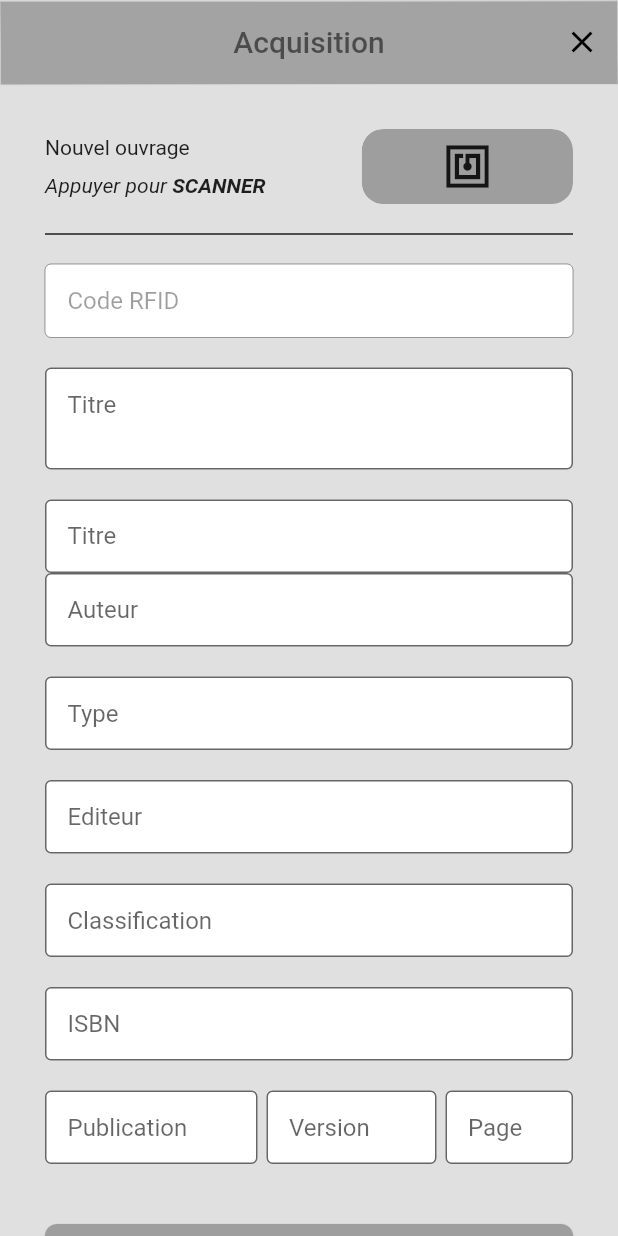
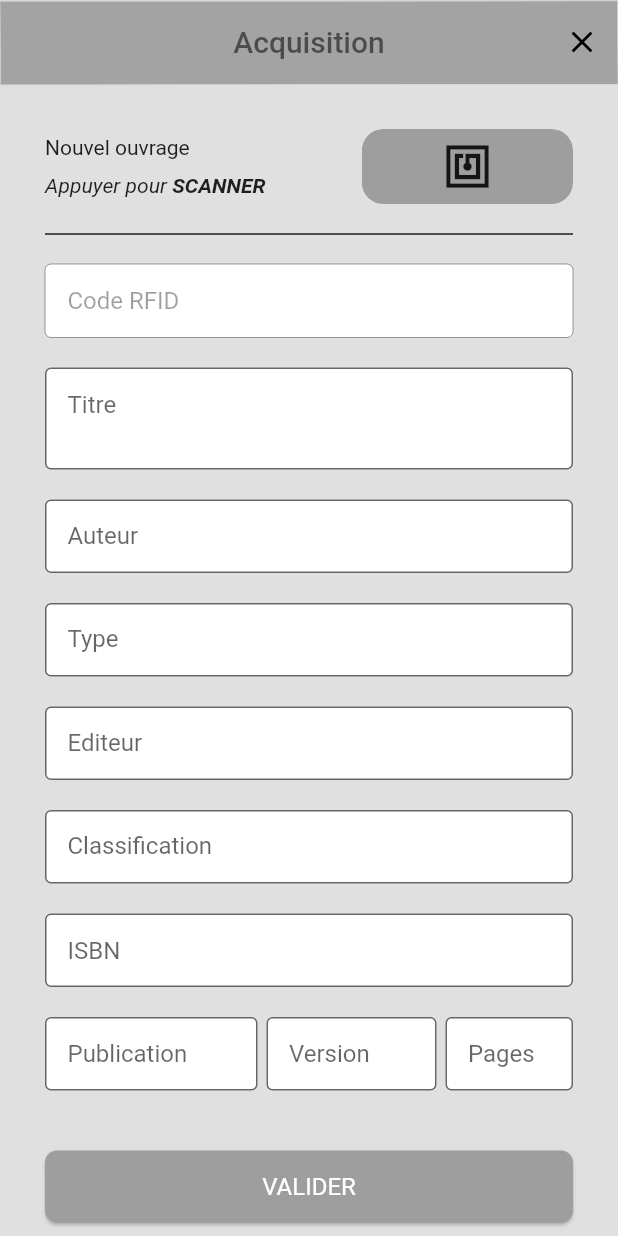
Before and after one commit to chizakasipascal/vitabu-mobile, a Flutter app: the AcquisitionScreen screen opened by its route, on a phone screen of 412 x 824 dp. Run offline on Flutter 3.47's test engine with Material 2 defaults, Android fonts, the phone set to English and light mode, and no system bars; our stand-ins replace dio, flutter_typeahead, fluttertoast, modal_progress_hud; missing offline and left inert: flutter_nfc_reader; network calls fail.

Commit message:
Validation du formulaire acquisition

```diff
--- /dev/null
+++ b/lib/src/models/data/acquisition.dart
@@ -0,0 +1,6 @@
+class Acquisition {
+  int auteur;
+  int type;
+  int editeur;
+  int classe;
+}
--- a/lib/src/views/screens/acquisition.dart
+++ b/lib/src/views/screens/acquisition.dart
@@ -4,6 +4,7 @@ import 'package:flutter_typeahead/flutter_typeahead.dart';
 import 'package:fluttertoast/fluttertoast.dart';
 import 'package:modal_progress_hud/modal_progress_hud.dart';
 import 'package:vitabu/src/data/api/api_repository.dart';
+import 'package:vitabu/src/models/data/acquisition.dart';
 import 'package:vitabu/src/views/widgets/button.dart';
 import 'package:vitabu/src/views/widgets/scan_button.dart';
 import 'package:vitabu/src/views/widgets/text_box.dart';
@@ -30,6 +31,7 @@ class _AcquisitionScreenState extends State<AcquisitionScreen> {
   TextEditingController _page = TextEditingController();
 
   ApiRepository _api = ApiRepository();
+  Acquisition _acq = Acquisition();
 
   var _listAuteur;
   var _listType;
@@ -79,8 +81,8 @@ class _AcquisitionScreenState extends State<AcquisitionScreen> {
     });
   }
 
-  void _saveEmprunt() {
-    /*if (_formKey.currentState.validate()) {
+  void _saveAcquisition() {
+    if (_formKey.currentState.validate()) {
       Future.delayed(Duration(seconds: 2)).then((value) {
         _api
             .postEmprunt(
@@ -107,7 +109,7 @@ class _AcquisitionScreenState extends State<AcquisitionScreen> {
           },
         );
       });
-    }*/
+    }
   }
 
   List<dynamic> _getSuggestions(String query, int cas) {
@@ -152,7 +154,10 @@ class _AcquisitionScreenState extends State<AcquisitionScreen> {
   @override
   void initState() {
     super.initState();
-    //_api.getAbonnes().then((value) => _listAbonnes = value.abonnes);
+    _api.getAuteurs().then((value) => _listAuteur = value.data);
+    _api.getTypes().then((value) => _listType = value.data);
+    _api.getEditeurs().then((value) => _listEditeur = value.data);
+    _api.getClasses().then((value) => _listClass = value.data);
   }
 
   @override
@@ -176,6 +181,8 @@ class _AcquisitionScreenState extends State<AcquisitionScreen> {
         body: ModalProgressHUD(
           inAsyncCall: _asyncCall,
           child: Container(
+            child: Form(
+              key: _formKey,
               child: ListView(
                 padding: const EdgeInsets.fromLTRB(30, 30, 30, 10),
                 children: [
@@ -197,8 +204,9 @@ class _AcquisitionScreenState extends State<AcquisitionScreen> {
                       "Code RFID",
                       enable: false,
                       controller: _code,
-                    validator: (x) =>
-                        x.isEmpty || x == null ? "Le code ouvrage vide" : null,
+                      validator: (x) => x.isEmpty || x == null
+                          ? "Le code ouvrage vide"
+                          : null,
                     ),
                   ),
                   SizedBox(height: 20),
@@ -221,7 +229,7 @@ class _AcquisitionScreenState extends State<AcquisitionScreen> {
                           fillColor: Colors.white,
                           contentPadding:
                               const EdgeInsets.fromLTRB(15.0, 20.0, 15.0, 10.0),
-                        labelText: "Titre",
+                          labelText: "Auteur",
                           border: OutlineInputBorder(),
                         ),
                       ),
@@ -230,49 +238,130 @@ class _AcquisitionScreenState extends State<AcquisitionScreen> {
                       },
                       itemBuilder: (context, suggestion) {
                         return ListTile(
-                        title: Text("${suggestion.numero}"),
+                          title: Text("${suggestion.designation}"),
                         );
                       },
                       transitionBuilder: (context, suggestionsBox, controller) {
                         return suggestionsBox;
                       },
                       onSuggestionSelected: (suggestion) {
-                      this._titre.text = suggestion.numero;
+                        this._acq.auteur = suggestion.id;
+                        this._auteur.text = suggestion.designation;
                       },
-                    validator: (x) =>
-                        x.isEmpty || x == null ? "Le code abonné vide" : null,
-                  ),
-                ),
-                SizedBox(
-                  child: buildTextBox(
-                    "Auteur",
-                    controller: _code,
-                    validator: (x) =>
-                        x.isEmpty || x == null ? "Le code ouvrage vide" : null,
+                      validator: (x) => x.isEmpty || x == null
+                          ? "Le nom de l'auteur vide"
+                          : null,
                     ),
                   ),
                   SizedBox(height: 20),
                   SizedBox(
-                  child: buildTextBox(
-                    "Type",
+                    child: TypeAheadFormField(
+                      textFieldConfiguration: TextFieldConfiguration(
+                        controller: _type,
+                        decoration: InputDecoration(
+                          filled: true,
+                          fillColor: Colors.white,
+                          contentPadding:
+                              const EdgeInsets.fromLTRB(15.0, 20.0, 15.0, 10.0),
+                          labelText: "Type",
+                          border: OutlineInputBorder(),
+                        ),
+                      ),
+                      suggestionsCallback: (pattern) {
+                        return _getSuggestions(pattern, 2);
+                      },
+                      itemBuilder: (context, suggestion) {
+                        return ListTile(
+                          title: Text("${suggestion.designation}"),
+                        );
+                      },
+                      transitionBuilder: (context, suggestionsBox, controller) {
+                        return suggestionsBox;
+                      },
+                      onSuggestionSelected: (suggestion) {
+                        this._acq.type = suggestion.id;
+                        this._type.text = suggestion.designation;
+                      },
+                      validator: (x) => x.isEmpty || x == null
+                          ? "La designation de type vide"
+                          : null,
                     ),
                   ),
                   SizedBox(height: 20),
                   SizedBox(
-                  child: buildTextBox(
-                    "Editeur",
+                    child: TypeAheadFormField(
+                      textFieldConfiguration: TextFieldConfiguration(
+                        controller: _editeur,
+                        decoration: InputDecoration(
+                          filled: true,
+                          fillColor: Colors.white,
+                          contentPadding:
+                              const EdgeInsets.fromLTRB(15.0, 20.0, 15.0, 10.0),
+                          labelText: "Editeur",
+                          border: OutlineInputBorder(),
+                        ),
+                      ),
+                      suggestionsCallback: (pattern) {
+                        return _getSuggestions(pattern, 3);
+                      },
+                      itemBuilder: (context, suggestion) {
+                        return ListTile(
+                          title: Text("${suggestion.designation}"),
+                        );
+                      },
+                      transitionBuilder: (context, suggestionsBox, controller) {
+                        return suggestionsBox;
+                      },
+                      onSuggestionSelected: (suggestion) {
+                        this._acq.editeur = suggestion.id;
+                        this._editeur.text = suggestion.designation;
+                      },
+                      validator: (x) => x.isEmpty || x == null
+                          ? "La designation de l'éditeur vide"
+                          : null,
                     ),
                   ),
                   SizedBox(height: 20),
                   SizedBox(
-                  child: buildTextBox(
-                    "Classification",
+                    child: TypeAheadFormField(
+                      textFieldConfiguration: TextFieldConfiguration(
+                        controller: _class,
+                        decoration: InputDecoration(
+                          filled: true,
+                          fillColor: Colors.white,
+                          contentPadding:
+                              const EdgeInsets.fromLTRB(15.0, 20.0, 15.0, 10.0),
+                          labelText: "Classification",
+                          border: OutlineInputBorder(),
+                        ),
+                      ),
+                      suggestionsCallback: (pattern) {
+                        return _getSuggestions(pattern, 4);
+                      },
+                      itemBuilder: (context, suggestion) {
+                        return ListTile(
+                          title: Text("${suggestion.designation}"),
+                        );
+                      },
+                      transitionBuilder: (context, suggestionsBox, controller) {
+                        return suggestionsBox;
+                      },
+                      onSuggestionSelected: (suggestion) {
+                        this._acq.classe = suggestion.id;
+                        this._class.text = suggestion.designation;
+                      },
+                      validator: (x) => x.isEmpty || x == null
+                          ? "La classification vide"
+                          : null,
                     ),
                   ),
                   SizedBox(height: 20),
                   SizedBox(
                     child: buildTextBox(
                       "ISBN",
+                      controller: _isbn,
+                      validator: (x) =>
+                          x.isEmpty || x == null ? "Le numéro ISBN vide" : null,
                     ),
                   ),
                   SizedBox(height: 20),
@@ -283,6 +372,10 @@ class _AcquisitionScreenState extends State<AcquisitionScreen> {
                         flex: 5,
                         child: buildTextBox(
                           "Publication",
+                          controller: _publication,
+                          validator: (x) => x.isEmpty || x == null
+                              ? "La publication vide"
+                              : null,
                         ),
                       ),
                       SizedBox(width: 6),
@@ -290,13 +383,19 @@ class _AcquisitionScreenState extends State<AcquisitionScreen> {
                         flex: 4,
                         child: buildTextBox(
                           "Version",
+                          controller: _version,
+                          validator: (x) =>
+                              x.isEmpty || x == null ? "La version vide" : null,
                         ),
                       ),
                       SizedBox(width: 6),
                       Expanded(
                         flex: 3,
                         child: buildTextBox(
-                        "Page",
+                          "Pages",
+                          controller: _page,
+                          validator: (x) =>
+                              x.isEmpty || x == null ? "Vide" : null,
                         ),
                       ),
                     ],
@@ -304,9 +403,10 @@ class _AcquisitionScreenState extends State<AcquisitionScreen> {
                   SizedBox(height: 40),
                   Button(
                     caption: "VALIDER",
-                  onPressed: () {},
+                    onPressed: () => _saveAcquisition(),
                   ),
                 ],
+              ),
             ),
           ),
         ),
```
Lines whose indentation alone changed are shown as unchanged.
